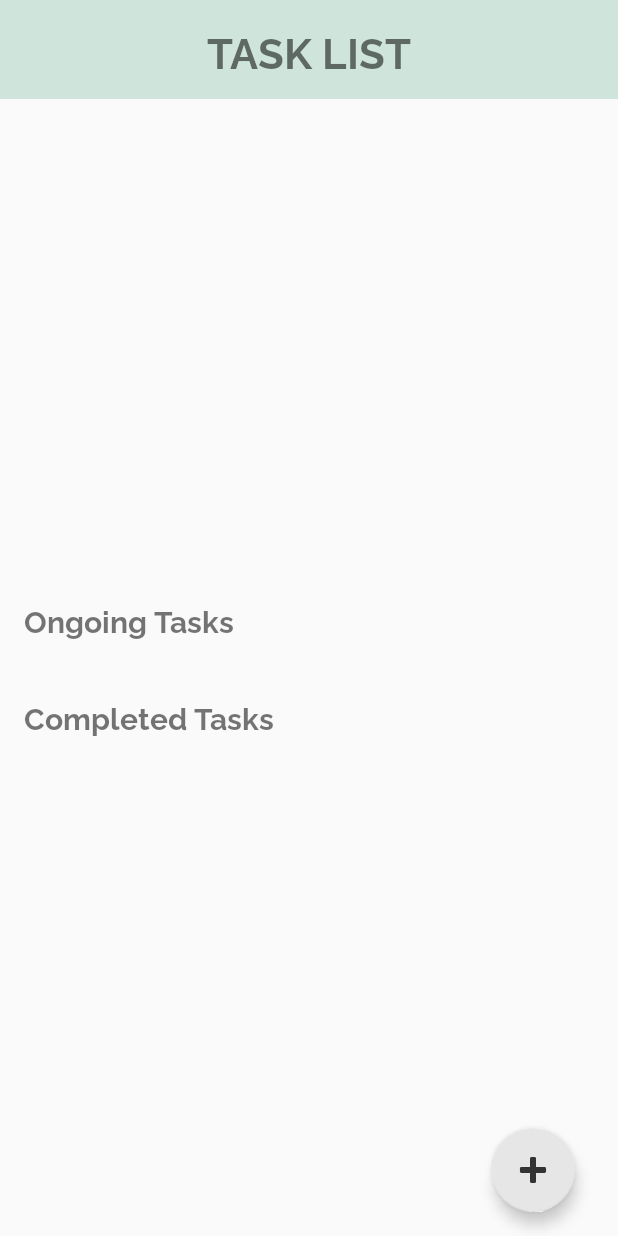
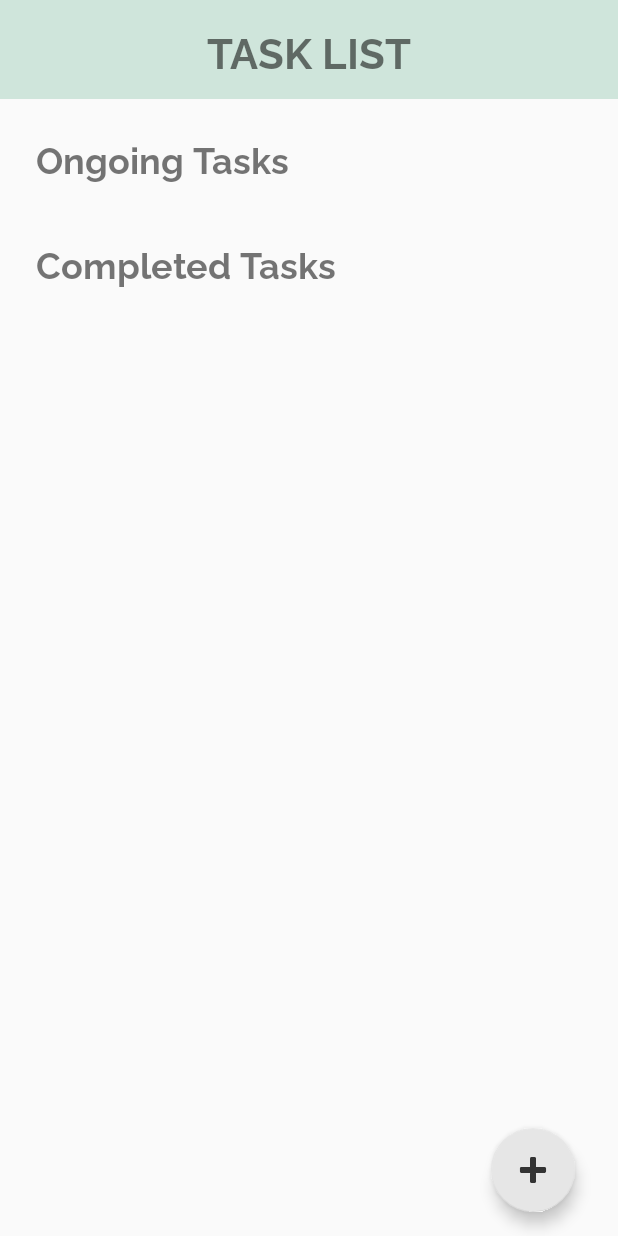
Before and after one commit to francheska-vicente/mobdeve-pokeplan, an Android app: the layout fragment_tasklist.xml on its own in the app's theme, with its tools: preview values and no code run, on a phone screen of 412 x 824 dp. Run offline under Robolectric (Android 15) with nearby library versions, the phone set to English and light mode, and no system bars.

Commit message:
rename to fragment

```diff
--- a/pokeplan/app/src/main/res/layout/activity_tasklist.xml
+++ b/pokeplan/app/src/main/res/layout/fragment_tasklist.xml
@@ -39,7 +39,7 @@
     <ScrollView
         android:id="@+id/sv_tasklist"
         android:layout_width="0dp"
-        android:layout_height="wrap_content"
+        android:layout_height="0dp"
         app:layout_constraintBottom_toBottomOf="parent"
         app:layout_constraintEnd_toEndOf="parent"
         app:layout_constraintStart_toStartOf="parent"
@@ -55,13 +55,13 @@
                 android:id="@+id/tv_tasklist_label_ongoing"
                 android:layout_width="wrap_content"
                 android:layout_height="wrap_content"
-                android:layout_marginStart="16dp"
-                android:layout_marginTop="8dp"
+                android:layout_marginStart="24dp"
+                android:layout_marginTop="12dp"
                 android:fontFamily="@font/raleway_bold"
                 android:paddingTop="10dp"
                 android:paddingBottom="10dp"
                 android:text="@string/tasklist_ongoing_label"
-                android:textSize="20sp"
+                android:textSize="24sp"
                 app:layout_constraintStart_toStartOf="parent"
                 app:layout_constraintTop_toTopOf="parent"
                 tools:layout_conversion_absoluteHeight="43dp"
@@ -71,8 +71,8 @@
                 android:id="@+id/rv_tasklist_ongoing"
                 android:layout_width="0dp"
                 android:layout_height="wrap_content"
-                android:layout_marginStart="16dp"
-                android:layout_marginEnd="16dp"
+                android:layout_marginStart="24dp"
+                android:layout_marginEnd="24dp"
                 android:nestedScrollingEnabled="false"
                 app:layout_constraintEnd_toEndOf="parent"
                 app:layout_constraintStart_toStartOf="parent"
@@ -86,13 +86,13 @@
                 android:id="@+id/tv_tasklist_label_completed"
                 android:layout_width="wrap_content"
                 android:layout_height="wrap_content"
-                android:layout_marginStart="16dp"
+                android:layout_marginStart="24dp"
                 android:layout_marginTop="16dp"
                 android:fontFamily="@font/raleway_bold"
                 android:paddingTop="10dp"
                 android:paddingBottom="10dp"
                 android:text="@string/tasklist_completed_label"
-                android:textSize="20sp"
+                android:textSize="24sp"
                 app:layout_constraintStart_toStartOf="parent"
                 app:layout_constraintTop_toBottomOf="@+id/rv_tasklist_ongoing"
                 tools:layout_conversion_absoluteHeight="43dp"
@@ -102,9 +102,9 @@
                 android:id="@+id/rv_tasklist_completed"
                 android:layout_width="0dp"
                 android:layout_height="wrap_content"
-                android:layout_marginStart="16dp"
-                android:layout_marginEnd="16dp"
-                android:layout_marginBottom="8dp"
+                android:layout_marginStart="24dp"
+                android:layout_marginEnd="24dp"
+                android:layout_marginBottom="80dp"
                 android:nestedScrollingEnabled="false"
                 android:visibility="visible"
                 app:layout_constraintBottom_toBottomOf="parent"
```
